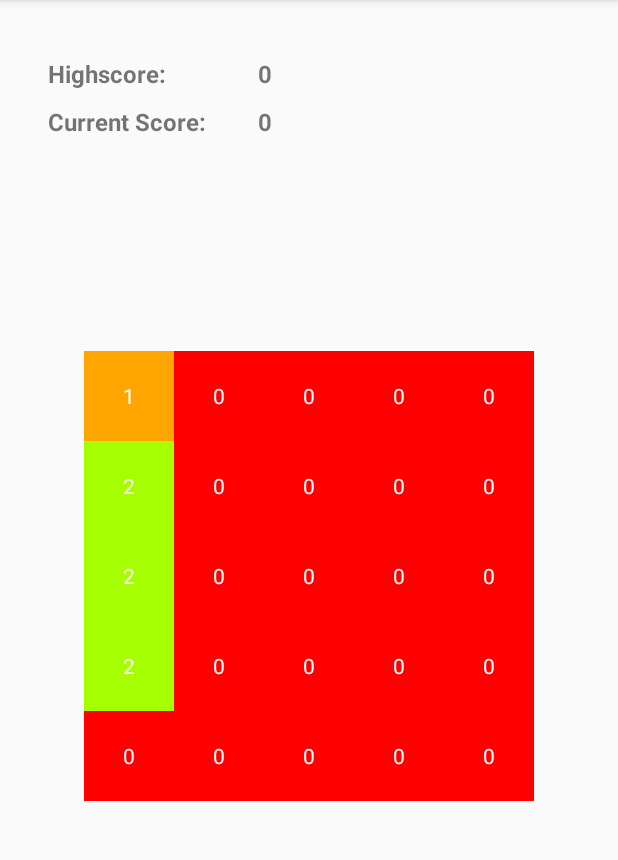
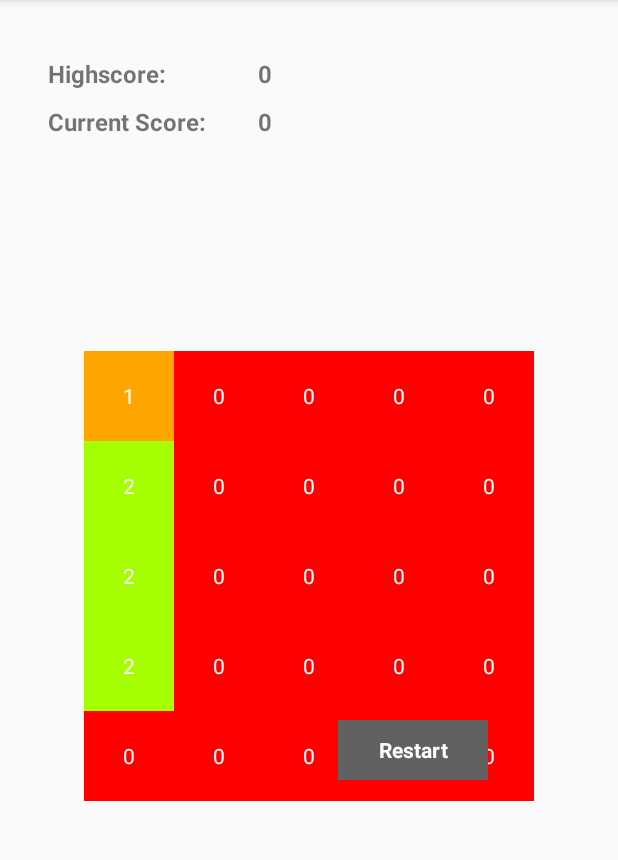
Before and after one commit to Mi-Eisenmann/2048, an Android app: the screen it shows after launch (MainActivity), on a phone screen of 412 x 824 dp, the part 84-944 px from its top. Run offline under Robolectric (Android 15) with nearby library versions, the phone set to English and light mode, and no system bars.

Commit message:
Eight Commit. Inplemented the Restart-Button.

```diff
--- a/app/src/main/res/layout/activity_main.xml
+++ b/app/src/main/res/layout/activity_main.xml
@@ -299,4 +299,30 @@
 
     </RelativeLayout>
 
+    <RelativeLayout
+        android:layout_width="wrap_content"
+        android:layout_height="wrap_content"
+        android:paddingTop="480dp"
+        android:paddingLeft="225dp"
+        android:layout_alignParentRight="true"
+        android:layout_alignParentBottom="true">
+
+        <LinearLayout
+            android:layout_width="match_parent"
+            android:layout_height="match_parent">
+
+            <TextView
+                android:id="@+id/RestartButton"
+                android:layout_width="100dp"
+                android:layout_height="40dp"
+                android:background="@color/md_grey_700"
+                android:textColor="@color/md_white_1000"
+                android:gravity="center"
+                android:text="Restart"
+                android:textStyle="bold"/>
+
+        </LinearLayout>
+
+    </RelativeLayout>
+
 </RelativeLayout>
```
Also changed, not shown: app/src/main/java/com/example/android/a2048/MainActivity.java (+23 -1 lines).
